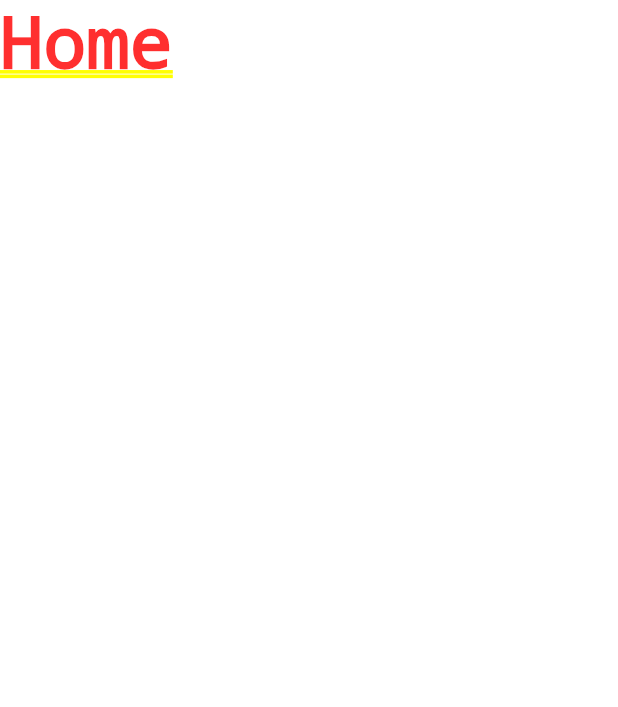
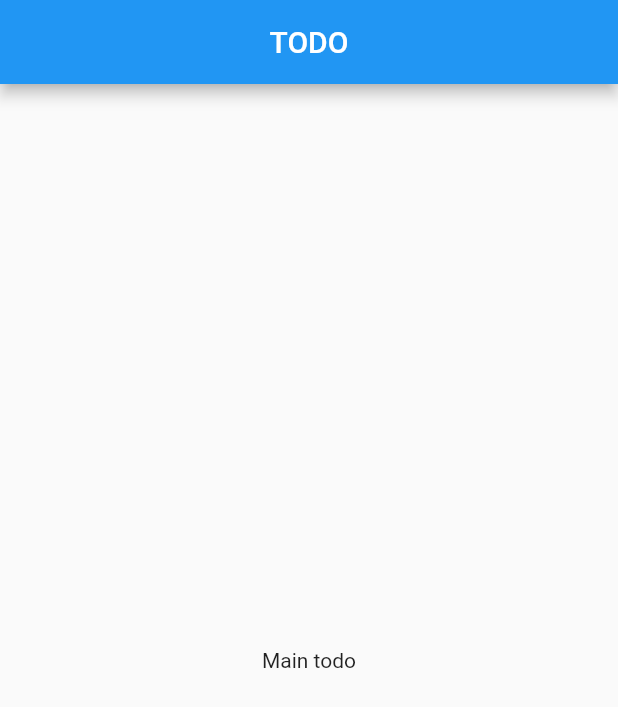
Before and after one commit to GUDN/todorashka, a Flutter app: the screen it shows after launch, on a phone screen of 412 x 824 dp. Shown: the top 707 px of the screen. Run offline on Flutter 3.47's test engine with Material 2 defaults, Android fonts, the phone set to English and light mode, and no system bars.

Commit message:
Finished template for app

```diff
--- a/lib/main.dart
+++ b/lib/main.dart
@@ -1,4 +1,7 @@
 import 'package:flutter/material.dart';
+import 'package:todoapp/pages/home.dart' show HomePage;
+import 'package:todoapp/pages/list_todo.dart' show ListTodoPage;
+import 'package:todoapp/pages/new_todo.dart' show NewTodoPage;
 
 void main() {
   runApp(TodoApp());
@@ -13,7 +16,11 @@ class TodoApp extends StatelessWidget {
         primarySwatch: Colors.blue,
         visualDensity: VisualDensity.adaptivePlatformDensity,
       ),
-      home: Text('Home'),
+      routes: {
+        '/': (context) => HomePage(),
+        '/new': (context) => NewTodoPage(),
+        '/list': (context) => ListTodoPage()
+      },
     );
   }
 }
--- /dev/null
+++ b/lib/pages/home.dart
@@ -0,0 +1,16 @@
+import 'package:flutter/material.dart';
+
+class HomePage extends StatelessWidget {
+  @override
+  Widget build(BuildContext context) {
+    return Scaffold(
+      appBar: AppBar(
+        title: Text('TODO'),
+        centerTitle: true,
+      ),
+      body: Center(
+        child: Text('Main todo'),
+      )
+    );
+  }
+}
```
Also changed, not shown: lib/pages/list_todo.dart (added, +16 -0 lines), lib/pages/new_todo.dart (added, +16 -0 lines).
